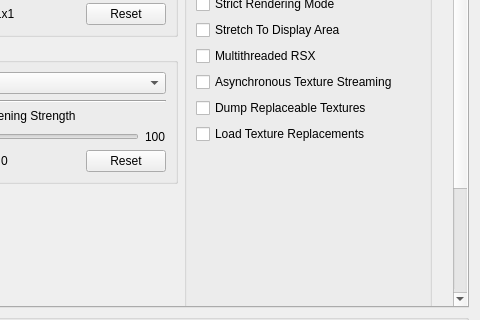
Before: the Qt Designer form rpcs3/rpcs3qt/settings_dialog.ui in Pengfei-Xu-1993/rpcs3, drawn with Qt 5; both pictures show x 376 to 856 and y 252 to 572 of the 856 by 688 pixel window.
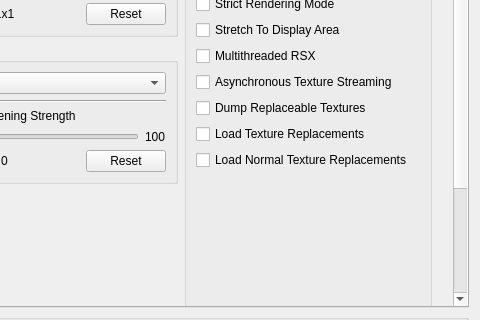
After: the same form once the commit is applied. The open tabs and pages were chosen to show the change. Icons and pictures are not drawn. Custom widgets are drawn as their Qt base class.

Commit message: Add mounted DDS texture pack support

Patch:
```diff
--- a/rpcs3/rpcs3qt/settings_dialog.ui
+++ b/rpcs3/rpcs3qt/settings_dialog.ui
@@ -1010,6 +1010,13 @@
                     </property>
                    </widget>
                   </item>
+                  <item>
+                   <widget class="QCheckBox" name="loadNormalTextureReplacements">
+                    <property name="text">
+                     <string>Load Normal Texture Replacements</string>
+                    </property>
+                   </widget>
+                  </item>
                   <item>
                    <spacer name="additional_settings_spacer">
                     <property name="orientation">
```
The commit also changes 13 other files.
